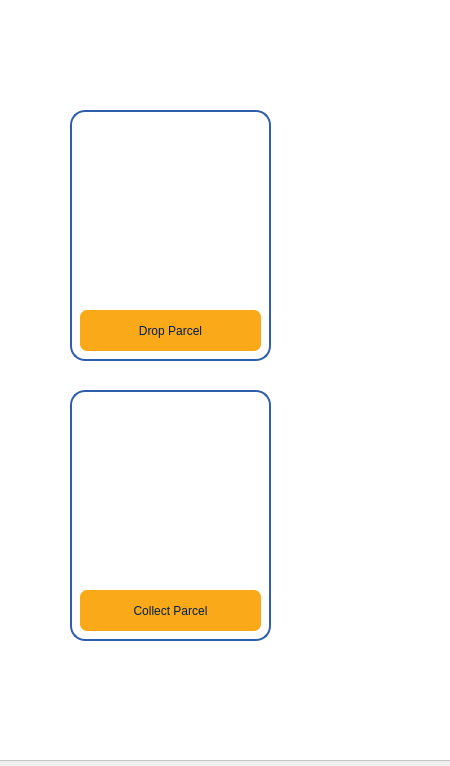
Before: the Qt Designer form ui/home.ui in mohamedbouaroukane/rspi, drawn with Qt 5.
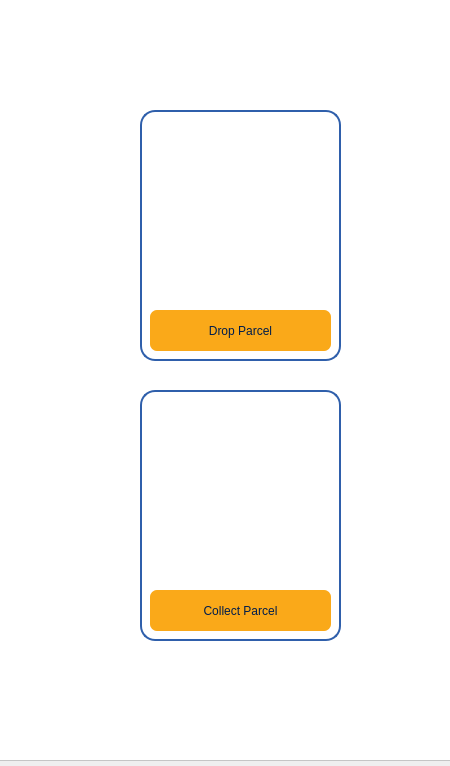
After: the same form once the commit is applied. Icons and pictures are not drawn.

Patch:
```diff
--- a/ui/home.ui
+++ b/ui/home.ui
@@ -37,7 +37,7 @@
     <widget class="QFrame" name="DropParcelBtn">
      <property name="geometry">
       <rect>
-       <x>80</x>
+       <x>150</x>
        <y>120</y>
        <width>201</width>
        <height>251</height>
@@ -131,7 +131,7 @@
     <widget class="QFrame" name="CollectParcelBtn">
      <property name="geometry">
       <rect>
-       <x>80</x>
+       <x>150</x>
        <y>400</y>
        <width>201</width>
        <height>251</height>
```
